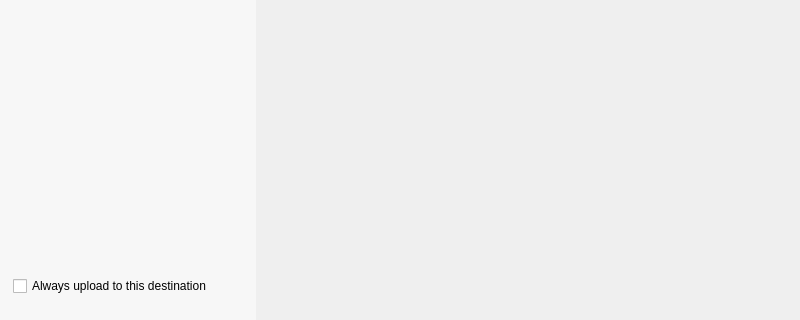
The window that src/MEGASync/node_selector/gui/ui/NodeSelector.ui (meganz/MEGAsync) describes before a commit, drawn with Qt 5; both pictures show x 0 to 800 and y 169 to 489 of the 800 by 489 pixel window.
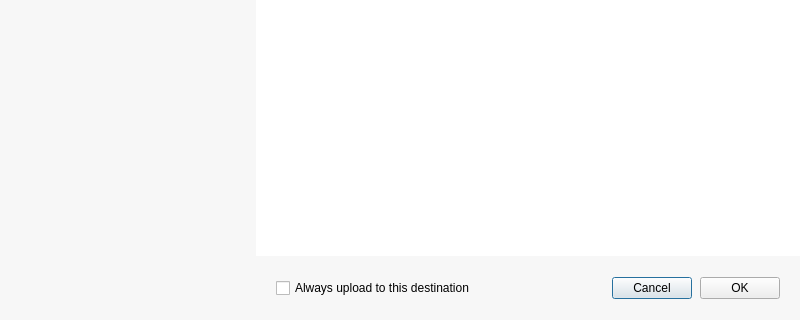
The same window after the commit. Icons and pictures are not drawn. Custom widgets are drawn as their Qt base class.

Commit message: Move footer from NodeSelectorTreeViewWidget to NodeSelector ui

The edit to the form file:
```diff
--- a/src/MEGASync/node_selector/gui/ui/NodeSelector.ui
+++ b/src/MEGASync/node_selector/gui/ui/NodeSelector.ui
@@ -31,15 +31,20 @@
 border:none;
 }
 
-#wLeftPaneNS
+#wLeftPaneNS, #footer
 {
 background-color: #F7F7F7; /*colorToken.surface-1*/
+}
+
+#wRightPaneNS
+{
+background-color: #FFFFFF; /*colorToken.page-background*/
 }</string>
   </property>
   <property name="TOKENIZED" stdset="0">
    <bool>true</bool>
   </property>
-  <layout class="QHBoxLayout" name="horizontalLayout_15" stretch="0,1">
+  <layout class="QHBoxLayout" name="horizontalLayout_15" stretch="0,0">
    <property name="spacing">
     <number>0</number>
    </property>
@@ -391,16 +396,6 @@
          <property name="bottomMargin">
           <number>0</number>
          </property>
-         <item>
-          <widget class="QCheckBox" name="cbAlwaysUploadToLocation">
-           <property name="text">
-            <string>Always upload to this destination</string>
-           </property>
-           <property name="type" stdset="0">
-            <string notr="true">mega</string>
-           </property>
-          </widget>
-         </item>
         </layout>
        </widget>
       </item>
@@ -408,16 +403,158 @@
     </widget>
    </item>
    <item>
-    <widget class="QStackedWidget" name="stackedWidget">
-     <property name="minimumSize">
-      <size>
-       <width>0</width>
-       <height>0</height>
-      </size>
-     </property>
-     <property name="currentIndex">
-      <number>-1</number>
-     </property>
+    <widget class="QWidget" name="wRightPaneNS" native="true">
+     <layout class="QVBoxLayout" name="verticalLayout_3">
+      <property name="spacing">
+       <number>0</number>
+      </property>
+      <property name="leftMargin">
+       <number>0</number>
+      </property>
+      <property name="topMargin">
+       <number>0</number>
+      </property>
+      <property name="rightMargin">
+       <number>0</number>
+      </property>
+      <property name="bottomMargin">
+       <number>0</number>
+      </property>
+      <item>
+       <widget class="QStackedWidget" name="stackedWidget">
+        <property name="minimumSize">
+         <size>
+          <width>0</width>
+          <height>0</height>
+         </size>
+        </property>
+        <property name="currentIndex">
+         <number>-1</number>
+        </property>
+       </widget>
+      </item>
+      <item>
+       <widget class="QWidget" name="footer" native="true">
+        <property name="minimumSize">
+         <size>
+          <width>0</width>
+          <height>0</height>
+         </size>
+        </property>
+        <layout class="QVBoxLayout" name="verticalLayout_5">
+         <property name="spacing">
+          <number>23</number>
+         </property>
+         <property name="leftMargin">
+          <number>20</number>
+         </property>
+         <property name="topMargin">
+          <number>21</number>
+         </property>
+         <property name="rightMargin">
+          <number>20</number>
+         </property>
+         <property name="bottomMargin">
+          <number>21</number>
+         </property>
+         <item>
+          <widget class="QWidget" name="bLayout" native="true">
+           <property name="maximumSize">
+            <size>
+             <width>16777215</width>
+             <height>16777215</height>
+            </size>
+           </property>
+           <layout class="QHBoxLayout" name="horizontalLayout_4">
+            <property name="spacing">
+             <number>8</number>
+            </property>
+            <property name="leftMargin">
+             <number>0</number>
+            </property>
+            <property name="topMargin">
+             <number>0</number>
+            </property>
+            <property name="rightMargin">
+             <number>0</number>
+            </property>
+            <property name="bottomMargin">
+             <number>0</number>
+            </property>
+            <item>
+             <widget class="QCheckBox" name="cbAlwaysUploadToLocation">
+              <property name="text">
+               <string>Always upload to this destination</string>
+              </property>
+              <property name="type" stdset="0">
+               <string notr="true">mega</string>
+              </property>
+             </widget>
+            </item>
+            <item>
+             <spacer name="horizontalSpacer">
+              <property name="orientation">
+               <enum>Qt::Horizontal</enum>
+              </property>
+              <property name="sizeHint" stdset="0">
+               <size>
+                <width>0</width>
+                <height>0</height>
+               </size>
+              </property>
+             </spacer>
+            </item>
+            <item>
+             <widget class="QPushButton" name="bCancel">
+              <property name="sizePolicy">
+               <sizepolicy hsizetype="Fixed" vsizetype="Fixed">
+                <horstretch>0</horstretch>
+                <verstretch>0</verstretch>
+               </sizepolicy>
+              </property>
+              <property name="cursor">
+               <cursorShape>PointingHandCursor</cursorShape>
+              </property>
+              <property name="text">
+               <string>Cancel</string>
+              </property>
+              <property name="type" stdset="0">
+               <string notr="true">secondary</string>
+              </property>
+              <property name="dimension" stdset="0">
+               <string notr="true">small</string>
+              </property>
+             </widget>
+            </item>
+            <item>
+             <widget class="QPushButton" name="bOk">
+              <property name="sizePolicy">
+               <sizepolicy hsizetype="Fixed" vsizetype="Fixed">
+                <horstretch>0</horstretch>
+                <verstretch>0</verstretch>
+               </sizepolicy>
+              </property>
+              <property name="cursor">
+               <cursorShape>PointingHandCursor</cursorShape>
+              </property>
+              <property name="text">
+               <string>OK</string>
+              </property>
+              <property name="type" stdset="0">
+               <string notr="true">primary</string>
+              </property>
+              <property name="dimension" stdset="0">
+               <string notr="true">small</string>
+              </property>
+             </widget>
+            </item>
+           </layout>
+          </widget>
+         </item>
+        </layout>
+       </widget>
+      </item>
+     </layout>
     </widget>
    </item>
   </layout>
```
The commit also changes 6 other files.
